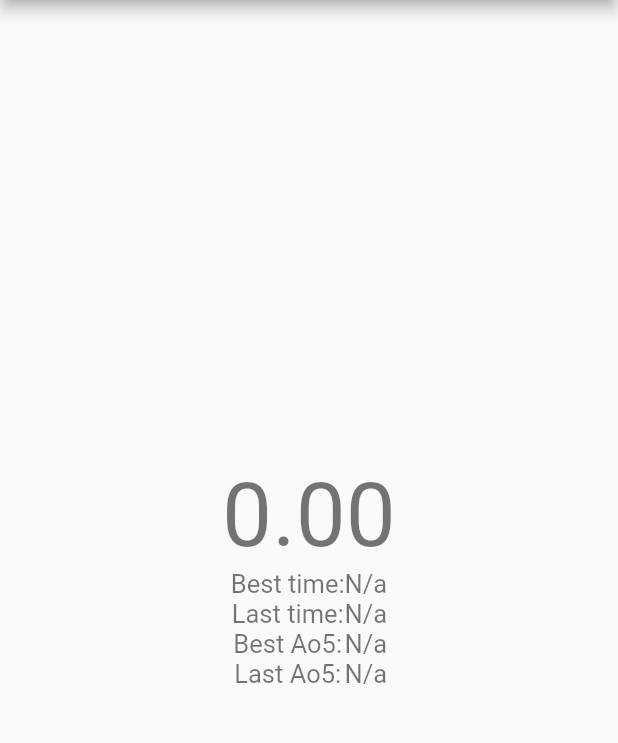
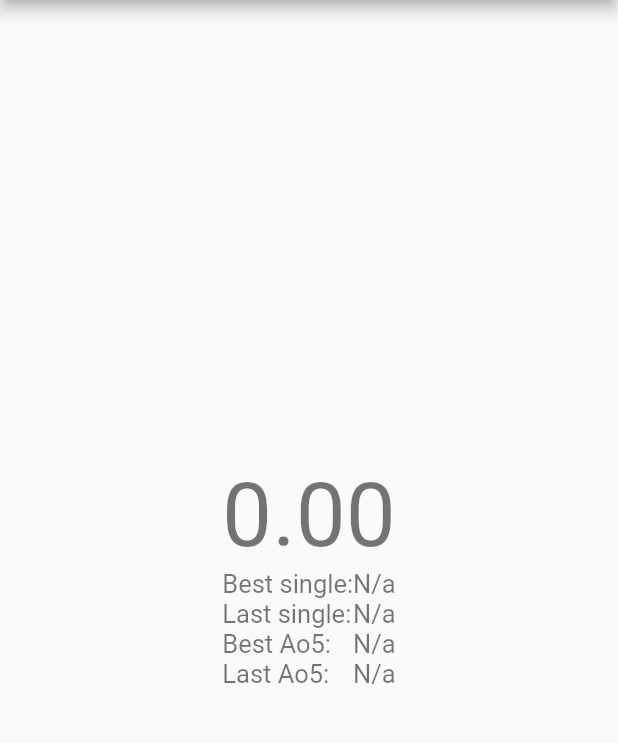
Before and after one commit to adindotdev/BasicCubeTimer, a Flutter app: the screen it shows after launch, on a phone screen of 412 x 824 dp, the part 84-827 px from its top. Run offline on Flutter 3.47's test engine with Material 2 defaults, Android fonts, the phone set to English and light mode, and no system bars.

Commit message:
Run in fullscreen and organize

```diff
--- a/lib/main.dart
+++ b/lib/main.dart
@@ -3,24 +3,18 @@ import 'dart:core';
 import 'dart:math';
 
 import 'package:flutter/material.dart';
+import 'package:flutter/services.dart';
 
 void main() => runApp(new BasicCubeTimer());
 
 class BasicCubeTimer extends StatelessWidget {
-  // This widget is the root of your application.
   @override
   Widget build(BuildContext context) {
+    SystemChrome.setEnabledSystemUIOverlays([]);
     return new MaterialApp(
       title: 'Basic Cube Timer',
+      debugShowCheckedModeBanner: false,
       theme: new ThemeData(
-        // This is the theme of your application.
-        //
-        // Try running your application with "flutter run". You'll see the
-        // application has a blue toolbar. Then, without quitting the app, try
-        // changing the primarySwatch below to Colors.green and then invoke
-        // "hot reload" (press "r" in the console where you ran "flutter run",
-        // or press Run > Flutter Hot Reload in IntelliJ). Notice that the
-        // counter didn't reset back to zero; the application is not restarted.
         primarySwatch: Colors.blue,
       ),
       home: new BasicCubeTimerHome(title: 'Basic Cube Timer'),
@@ -30,15 +24,6 @@ class BasicCubeTimer extends StatelessWidget {
 
 class BasicCubeTimerHome extends StatefulWidget {
   BasicCubeTimerHome({Key key, this.title}) : super(key: key);
-
-  // This widget is the home page of your application. It is stateful, meaning
-  // that it has a State object (defined below) that contains fields that affect
-  // how it looks.
-
-  // This class is the configuration for the state. It holds the values (in this
-  // case the title) provided by the parent (in this case the App widget) and
-  // used by the build method of the State. Fields in a Widget subclass are
-  // always marked "final".
 
   final String title;
 
@@ -101,7 +86,7 @@ class _BasicCubeTimerState extends State<BasicCubeTimerHome> {
     return _formatTime(_stopwatch.elapsedMilliseconds);
   }
 
-  int _getBestTime() {
+  int _getBestSingle() {
     if (_listOfTimes.isNotEmpty) {
       return _listOfTimes.reduce(min);
     }
@@ -115,7 +100,7 @@ class _BasicCubeTimerState extends State<BasicCubeTimerHome> {
     return null;
   }
 
-  int _getLastTime() {
+  int _getLastSingle() {
     if (_listOfTimes.length >= 2) {
       if (_stopwatch.isRunning) {
         return _listOfTimes.last;
@@ -170,41 +155,14 @@ class _BasicCubeTimerState extends State<BasicCubeTimerHome> {
 
   @override
   Widget build(BuildContext context) {
-    // This method is rerun every time setState is called, for instance as done
-    // by the _incrementCounter method above.
-    //
-    // The Flutter framework has been optimized to make rerunning build methods
-    // fast, so that you can just rebuild anything that needs updating rather
-    // than having to individually change instances of widgets.
     return new WillPopScope(
       onWillPop: _onWillPop,
-      child: new Scaffold(
-        appBar: new AppBar(
-          // Here we take the value from the MyHomePage object that was created
-          // by the App.build method, and use it to set our appbar title.
-          title: new Text(widget.title),
-        ),
-        body: new GestureDetector(
+      child: new GestureDetector(
         onTap: _tapTimer,
         child: new Scaffold(
+          appBar: new AppBar(title: new Text(widget.title)),
           body: new Center(
-              // Center is a layout widget. It takes a single child and positions
-              // it in the middle of the parent.
             child: new Column(
-                // Column is also layout widget. It takes a list of children and
-                // arranges them vertically. By default, it sizes itself to fit
-                // its children horizontally, and tries to be as tall as its
-                // parent.
-                //
-                // Invoke "debug paint" (press "p" in the console where you ran
-                // "flutter run", or select "Toggle Debug Paint" from the Flutter
-                // tool window in IntelliJ) to see the wireframe for each widget.
-                //
-                // Column has various properties to control how it sizes itself
-                // and how it positions its children. Here we use
-                // mainAxisAlignment to center the children vertically; the main
-                // axis here is the vertical axis because Columns are vertical
-                // (the cross axis would be horizontal).
               mainAxisAlignment: MainAxisAlignment.center,
               children: <Widget>[
                 new Text(
@@ -218,17 +176,17 @@ class _BasicCubeTimerState extends State<BasicCubeTimerHome> {
                   mainAxisAlignment: MainAxisAlignment.center,
                   children: <Widget>[
                     new Column(
-                        mainAxisAlignment: MainAxisAlignment.start,
+                      crossAxisAlignment: CrossAxisAlignment.start,
                       children: <Widget>[
                         new Text(
-                            "Best time:",
+                          "Best single:",
                           style: Theme.of(context)
                               .textTheme
                               .display1
                               .apply(fontSizeFactor: _statsFontSize),
                         ),
                         new Text(
-                            "Last time:",
+                          "Last single:",
                           style: Theme.of(context)
                               .textTheme
                               .display1
@@ -251,17 +209,17 @@ class _BasicCubeTimerState extends State<BasicCubeTimerHome> {
                       ],
                     ),
                     new Column(
-                        mainAxisAlignment: MainAxisAlignment.start,
+                      crossAxisAlignment: CrossAxisAlignment.end,
                       children: <Widget>[
                         new Text(
-                            _formatTime(_getBestTime()),
+                          _formatTime(_getBestSingle()),
                           style: Theme.of(context)
                               .textTheme
                               .display1
                               .apply(fontSizeFactor: _statsFontSize),
                         ),
                         new Text(
-                            _formatTime(_getLastTime()),
+                          _formatTime(_getLastSingle()),
                           style: Theme.of(context)
                               .textTheme
                               .display1
@@ -290,7 +248,6 @@ class _BasicCubeTimerState extends State<BasicCubeTimerHome> {
           ),
         ),
       ),
-      ),
     );
   }
 }
```
Lines whose indentation alone changed are shown as unchanged.
